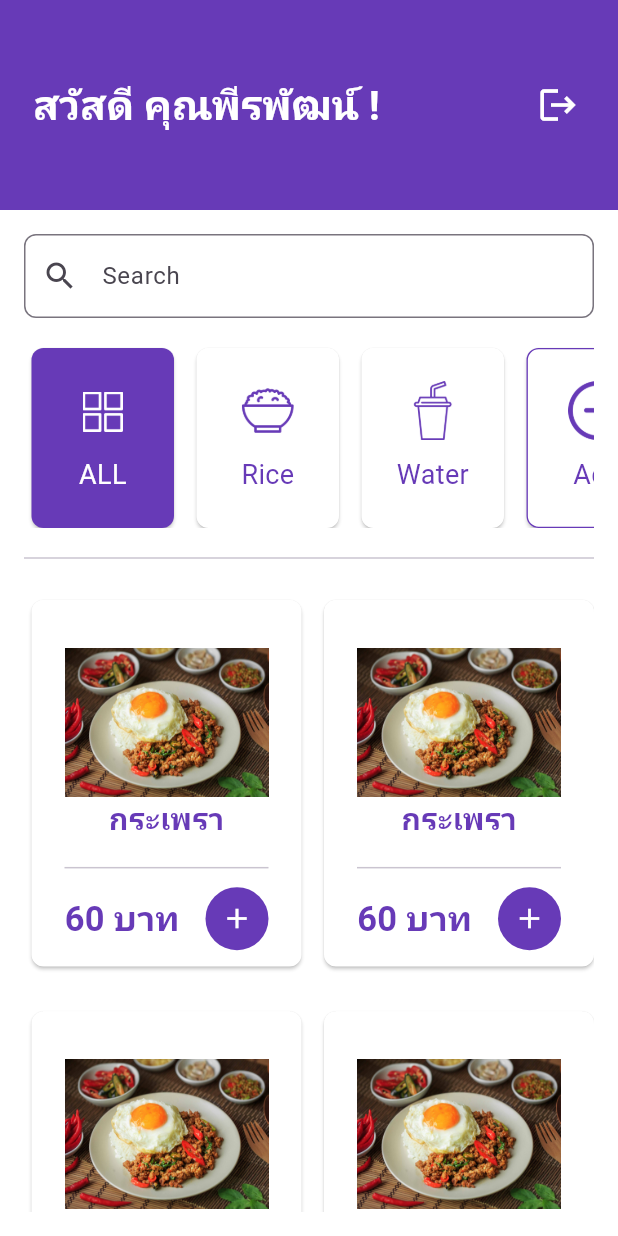
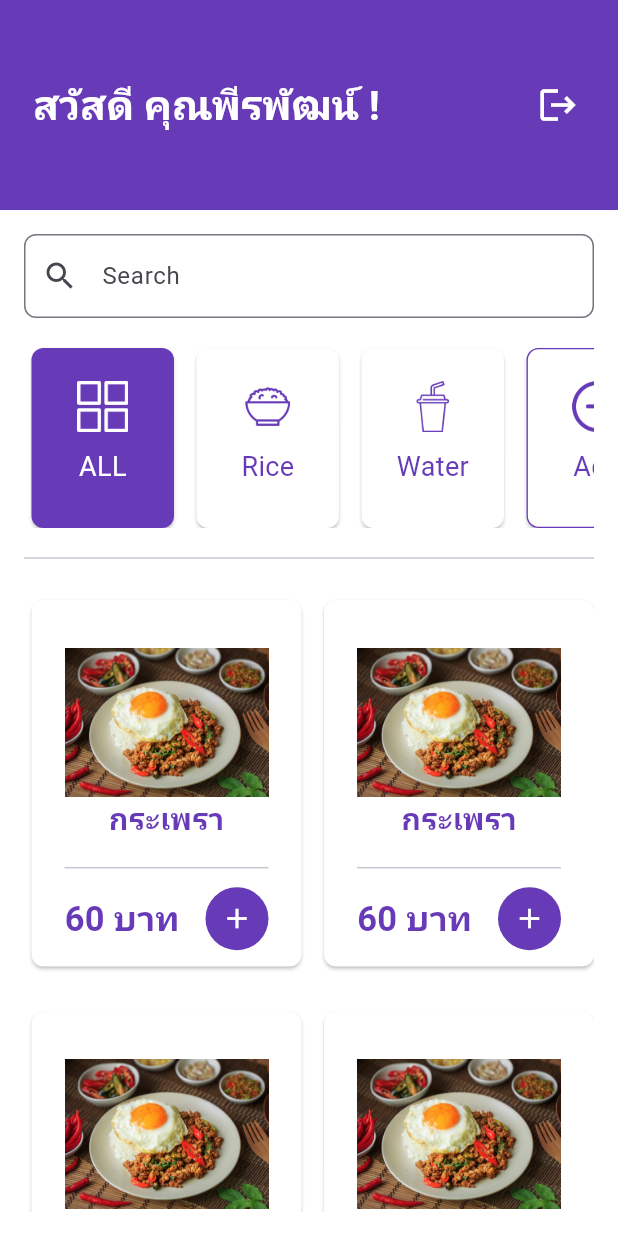
Before and after one commit to peerapattop/posmobile-flutter, a Flutter app: the Home screen opened directly, on a phone screen of 412 x 824 dp. Run offline on Flutter 3.47's test engine with Material 3 defaults, Android fonts, the phone set to English and light mode, and no system bars; our stand-ins replace awesome_snackbar_content, flutter_svg, iconsax.

Commit message:
minor change

```diff
--- a/lib/screens/Home/home_screen.dart
+++ b/lib/screens/Home/home_screen.dart
@@ -1,5 +1,4 @@
 import 'package:flutter/material.dart';
-
 import '../../widgets/custom_alert.dart';
 import '../../widgets/custom_appbar.dart';
 
@@ -14,6 +13,9 @@ class _HomeState extends State<Home> {
   @override
   Widget build(BuildContext context) {
     TextEditingController searchController = TextEditingController();
+
+    final screenWidth = MediaQuery.of(context).size.width;
+    final cardWidth = (screenWidth - 30) / 2; // ความกว้างของการ์ดในกริด
 
     return Scaffold(
       appBar: CustomAppbar(
@@ -44,7 +46,7 @@ class _HomeState extends State<Home> {
         padding: const EdgeInsets.all(16.0),
         child: Column(
           children: [
-            //ช่องค้นหา
+            // ช่องค้นหา
             TextField(
               controller: searchController,
               decoration: InputDecoration(
@@ -55,52 +57,35 @@ class _HomeState extends State<Home> {
                 ),
               ),
             ),
-            //รายการชนิด
+            // รายการชนิด
             SingleChildScrollView(
               scrollDirection: Axis.horizontal,
               child: Row(
                 crossAxisAlignment: CrossAxisAlignment.start,
                 children: [
-                  SizedBox(
+                  ...[
+                    {'icon': 'grid.png', 'label': 'ALL', 'color': Colors.deepPurple, 'textColor': Colors.white},
+                    {'icon': 'rice.png', 'label': 'Rice', 'color': Colors.white, 'textColor': Colors.deepPurple},
+                    {'icon': 'soda.png', 'label': 'Water', 'color': Colors.white, 'textColor': Colors.deepPurple},
+                    {'icon': 'add.png', 'label': 'Add', 'color': Colors.white, 'textColor': Colors.deepPurple}
+                  ].map((item) {
+                    Color cardColor = item['color'] as Color? ?? Colors.white;
+                    Color textColor = item['textColor'] as Color? ?? Colors.black;
+                    String label = item['label'] as String? ?? '';
+
+                    return Padding(
+                      padding: const EdgeInsets.only(right: 10.0),
+                      child: SizedBox(
                         width: 100,
                         height: 140,
                         child: Card(
                           shape: RoundedRectangleBorder(
                             borderRadius: BorderRadius.circular(8.0),
+                            side: item['label'] == 'Add'
+                                ? const BorderSide(color: Colors.deepPurple, width: 0.9)
+                                : BorderSide.none,
                           ),
-                      color: Colors.deepPurple,
-                      margin: const EdgeInsets.only(top: 20, left: 5),
-                      child: Padding(
-                        padding: const EdgeInsets.all(22.0),
-                        child: Column(
-                          mainAxisSize: MainAxisSize.min,
-                          children: <Widget>[
-                            const SizedBox(height: 7),
-                            Image.asset(
-                              "assets/icons/grid.png",
-                              color: Colors.white,
-                              scale: 19,
-                            ),
-                            const SizedBox(height: 16),
-                            const Text(
-                              'ALL',
-                              style:
-                                  TextStyle(color: Colors.white, fontSize: 18),
-                            ),
-                          ],
-                        ),
-                      ),
-                    ),
-                  ),
-                  const SizedBox(width: 10),
-                  SizedBox(
-                    width: 100,
-                    height: 140,
-                    child: Card(
-                      shape: RoundedRectangleBorder(
-                        borderRadius: BorderRadius.circular(8.0),
-                      ),
-                      color: Colors.white,
+                          color: cardColor,
                           margin: const EdgeInsets.only(top: 20, left: 5),
                           child: Padding(
                             padding: const EdgeInsets.all(22.0),
@@ -108,87 +93,25 @@ class _HomeState extends State<Home> {
                               mainAxisSize: MainAxisSize.min,
                               children: <Widget>[
                                 Image.asset(
-                              "assets/icons/rice.png",
-                              color: Colors.deepPurple,
-                              scale: 13,
+                                  "assets/icons/${item['icon']}",
+                                  color: textColor,
+                                  scale: 15,
                                 ),
                                 const SizedBox(height: 10),
-                            const Text(
-                              'Rice',
+                                Text(
+                                  label,
                                   style: TextStyle(
-                                  color: Colors.deepPurple, fontSize: 18),
+                                    color: textColor,
+                                    fontSize: 18,
+                                  ),
                                 ),
                               ],
                             ),
                           ),
                         ),
                       ),
-                  const SizedBox(width: 10),
-                  SizedBox(
-                    width: 100,
-                    height: 140,
-                    child: Card(
-                      shape: RoundedRectangleBorder(
-                        borderRadius: BorderRadius.circular(8.0),
-                      ),
-                      color: Colors.white,
-                      margin: const EdgeInsets.only(top: 20, left: 5),
-                      child: Padding(
-                        padding: const EdgeInsets.all(22.0),
-                        child: Column(
-                          mainAxisSize: MainAxisSize.min,
-                          children: <Widget>[
-                            Image.asset(
-                              "assets/icons/soda.png",
-                              color: Colors.deepPurple,
-                              scale: 13,
-                            ),
-                            const SizedBox(height: 10),
-                            const Text(
-                              'Water',
-                              style: TextStyle(
-                                  color: Colors.deepPurple, fontSize: 18),
-                            ),
-                          ],
-                        ),
-                      ),
-                    ),
-                  ),
-                  const SizedBox(width: 10),
-                  SizedBox(
-                    width: 100,
-                    height: 140,
-                    child: Card(
-                      shape: RoundedRectangleBorder(
-                        borderRadius: BorderRadius.circular(8.0),
-                        side: const BorderSide(
-                          color: Colors.deepPurple,
-                          width: 0.9,
-                        ),
-                      ),
-                      color: Colors.white,
-                      margin: const EdgeInsets.only(top: 20, left: 5),
-                      child: Padding(
-                        padding: const EdgeInsets.all(22.0),
-                        child: Column(
-                          mainAxisSize: MainAxisSize.min,
-                          children: <Widget>[
-                            Image.asset(
-                              "assets/icons/add.png",
-                              color: Colors.deepPurple,
-                              scale: 13,
-                            ),
-                            const SizedBox(height: 10),
-                            const Text(
-                              'Add',
-                              style: TextStyle(
-                                  color: Colors.deepPurple, fontSize: 18),
-                            ),
-                          ],
-                        ),
-                      ),
-                    ),
-                  ),
+                    );
+                  }).toList(),
                 ],
               ),
             ),
@@ -224,7 +147,8 @@ class _HomeState extends State<Home> {
                             style: TextStyle(
                               fontSize: 20,
                               fontWeight: FontWeight.bold,
-                                color: Colors.deepPurple),
+                              color: Colors.deepPurple,
+                            ),
                           ),
                           const SizedBox(height: 10),
                           const Divider(),
--- a/lib/screens/Setting/setting_screen.dart
+++ b/lib/screens/Setting/setting_screen.dart
@@ -24,7 +24,8 @@ class _SettingState extends State<Setting> {
         backgroundColor: Colors.deepPurple,
         toolbarHeight: 70,
       ),
-      body: Column(
+      body: SingleChildScrollView(
+        child: Column(
           children: [
             Padding(
                 padding: const EdgeInsets.all(8.0),
@@ -354,6 +355,7 @@ class _SettingState extends State<Setting> {
             )
           ],
         ),
+      ),
     );
   }
 }
```
Lines whose indentation alone changed are shown as unchanged.
